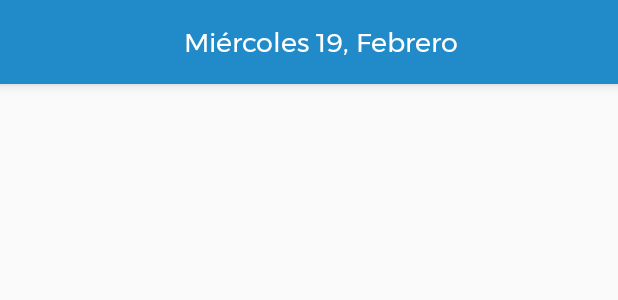
After one commit to acespedesv/SymptomProject, an Android app: the layout action_bar.xml on its own in the app's theme, with its tools: preview values and no code run, on a phone screen of 412 x 824 dp. The commit adds this screen. Shown: the top 300 px of the screen. Run offline under Robolectric (Android 15) with nearby library versions, the phone set to English and light mode, and no system bars.

Commit message:
Improve menu and organize all fragments in main activity

```diff
--- /dev/null
+++ b/app/src/main/res/drawable/ic_info.xml
@@ -0,0 +1,5 @@
+<vector android:height="24dp" android:tint="#FFFFFF"
+    android:viewportHeight="24.0" android:viewportWidth="24.0"
+    android:width="24dp" xmlns:android="http://schemas.android.com/apk/res/android">
+    <path android:fillColor="#FF000000" android:pathData="M12,2C6.48,2 2,6.48 2,12s4.48,10 10,10 10,-4.48 10,-10S17.52,2 12,2zM13,17h-2v-6h2v6zM13,9h-2L11,7h2v2z"/>
+</vector>
--- /dev/null
+++ b/app/src/main/res/drawable/ic_notifications.xml
@@ -0,0 +1,5 @@
+<vector android:height="24dp" android:tint="#FFFFFF"
+    android:viewportHeight="24.0" android:viewportWidth="24.0"
+    android:width="24dp" xmlns:android="http://schemas.android.com/apk/res/android">
+    <path android:fillColor="#FF000000" android:pathData="M12,22c1.1,0 2,-0.9 2,-2h-4c0,1.1 0.89,2 2,2zM18,16v-5c0,-3.07 -1.64,-5.64 -4.5,-6.32L13.5,4c0,-0.83 -0.67,-1.5 -1.5,-1.5s-1.5,0.67 -1.5,1.5v0.68C7.63,5.36 6,7.92 6,11v5l-2,2v1h16v-1l-2,-2z"/>
+</vector>
--- /dev/null
+++ b/app/src/main/res/drawable/ic_settings.xml
@@ -0,0 +1,5 @@
+<vector android:height="24dp" android:tint="#FFFFFF"
+    android:viewportHeight="24" android:viewportWidth="24"
+    android:width="24dp" xmlns:android="http://schemas.android.com/apk/res/android">
+    <path android:fillColor="#FF000000" android:pathData="M19.1,12.9a2.8,2.8 0,0 0,0.1 -0.9,2.8 2.8,0 0,0 -0.1,-0.9l2.1,-1.6a0.7,0.7 0,0 0,0.1 -0.6L19.4,5.5a0.7,0.7 0,0 0,-0.6 -0.2l-2.4,1a6.5,6.5 0,0 0,-1.6 -0.9l-0.4,-2.6a0.5,0.5 0,0 0,-0.5 -0.4H10.1a0.5,0.5 0,0 0,-0.5 0.4L9.3,5.4a5.6,5.6 0,0 0,-1.7 0.9l-2.4,-1a0.4,0.4 0,0 0,-0.5 0.2l-2,3.4c-0.1,0.2 0,0.4 0.2,0.6l2,1.6a2.8,2.8 0,0 0,-0.1 0.9,2.8 2.8,0 0,0 0.1,0.9L2.8,14.5a0.7,0.7 0,0 0,-0.1 0.6l1.9,3.4a0.7,0.7 0,0 0,0.6 0.2l2.4,-1a6.5,6.5 0,0 0,1.6 0.9l0.4,2.6a0.5,0.5 0,0 0,0.5 0.4h3.8a0.5,0.5 0,0 0,0.5 -0.4l0.3,-2.6a5.6,5.6 0,0 0,1.7 -0.9l2.4,1a0.4,0.4 0,0 0,0.5 -0.2l2,-3.4c0.1,-0.2 0,-0.4 -0.2,-0.6ZM12,15.6A3.6,3.6 0,1 1,15.6 12,3.6 3.6,0 0,1 12,15.6Z"/>
+</vector>
--- /dev/null
+++ b/app/src/main/res/layout/action_bar.xml
@@ -0,0 +1,20 @@
+<?xml version="1.0" encoding="utf-8"?>
+<androidx.appcompat.widget.Toolbar xmlns:android="http://schemas.android.com/apk/res/android"
+    xmlns:app="http://schemas.android.com/apk/res-auto"
+    android:elevation="5dp"
+    android:layout_width="match_parent"
+    android:layout_height="wrap_content"
+    android:background="@color/colorLightBlue"
+    app:popupTheme="@style/PopupOptionsMenu"
+    android:id="@+id/toolbar">
+
+    <TextView
+        android:layout_width="match_parent"
+        android:layout_height="match_parent"
+        android:fontFamily="@font/montserrat"
+        android:gravity="center"
+        android:text="@string/date_sample"
+        android:textColor="@color/colorMainWhite"
+        android:textSize="18sp" />
+
+</androidx.appcompat.widget.Toolbar>
--- a/app/src/main/res/values/colors.xml
+++ b/app/src/main/res/values/colors.xml
@@ -10,4 +10,5 @@
     <color name="colorMainRed">#FF0000</color>
     <color name="colorMainWhite">#FFFFFF</color>
     <color name="colorGreyBackground">#AFAFAF</color>
+    <color name="colorBlack">#000000</color>
 </resources>
--- a/app/src/main/res/values/strings.xml
+++ b/app/src/main/res/values/strings.xml
@@ -1,6 +1,9 @@
 <resources>
     <string name="app_name">Symptoms</string>
-    <string name="action_settings">Settings</string>
+    <string name="action_settings">Configuraciones</string>
+    <string name="menu_name">Menu</string>
+    <string name="action_about">Acerca de</string>
+    <string name="action_notifications">Notificaciones</string>
     <string name="hello_blank_fragment">Hello blank fragment</string>
     <string name="presion_button">Presión Sanguínea</string>
     <string name="glucosa_button">Glucosa</string>
--- a/app/src/main/res/values/styles.xml
+++ b/app/src/main/res/values/styles.xml
@@ -1,10 +1,10 @@
 <resources>
 
     <!-- Base application theme. -->
-    <style name="AppTheme" parent="Theme.AppCompat.Light.DarkActionBar">
+    <style name="AppTheme" parent="Theme.AppCompat.Light">
         <!-- Customize your theme here. -->
         <item name="colorPrimary">@color/colorDarkBlue</item>
-        <item name="colorPrimaryDark">@color/colorLightBlue</item>
+        <item name="colorPrimaryDark">@color/colorBlack</item>
         <item name="colorAccent">@color/colorMainGreen</item>
     </style>
 
@@ -17,4 +17,11 @@
 
     <style name="AppTheme.PopupOverlay" parent="ThemeOverlay.AppCompat.Light" />
 
+    <style name="PopupOptionsMenu">
+        <item name="android:background">@color/colorDarkBlue</item>
+        <item name="android:textColorPrimary">@color/colorMainWhite</item>
+        <item name="android:fontFamily">@font/montserrat</item>
+        <item name="android:textSize">14sp</item>
+    </style>
+
 </resources>
```
Also changed, not shown: app/src/main/AndroidManifest.xml (+4 -3 lines), app/src/main/java/com/project/symptoms/MainActivity.java (+10 -1 lines), app/src/main/res/layout/activity_main.xml (+11 -23 lines), app/src/main/res/menu/menu_main.xml (+22 -4 lines).
